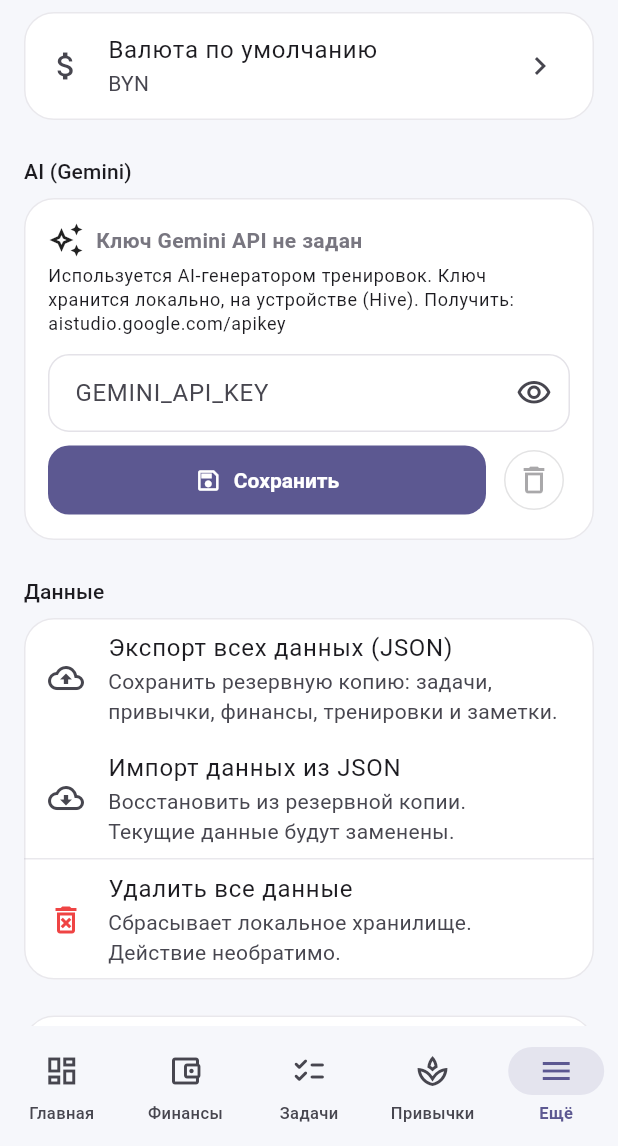
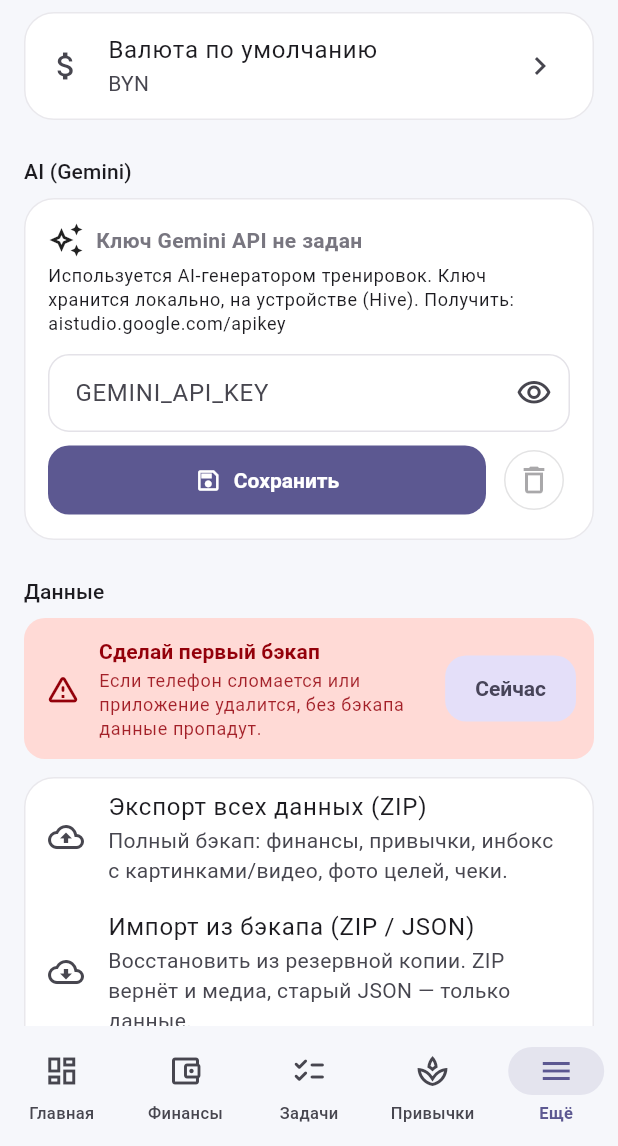
Before and after one commit to P1043412198/vibetracker2, a Flutter app: the SettingsPage screen opened by its route, scrolled down 424 dp, on a phone screen of 412 x 824 dp, the part 90-1236 px from its top. Run offline on Flutter 3.47's test engine with Material 3 defaults, Android fonts, the phone set to English and light mode, and no system bars; our stand-ins replace camera, file_picker, fl_chart, flutter_local_notifications, flutter_riverpod, flutter_timezone and 6 more; missing offline and left inert: google_mlkit_pose_detection, google_mlkit_text_recognition; accounts and stored records are empty.

Commit message:
feat(backup): ZIP-бэкап с медиа + Android Auto Backup + банер-напоминалка
Закрываю три дырки в сохранности данных, обнаруженные после фидбека
'что бы не произошло, что в один момент все данные пропадут':

1) Android Auto Backup в Google Drive юзера. AndroidManifest получил
   android:allowBackup=true + android:fullBackupOnly=true и две схемы
   правил - res/xml/full_backup_content.xml для Android 11- и
   res/xml/data_extraction_rules.xml для Android 12+. Включена
   приватная папка приложения (Hive + media), исключены кэши.
   Если юзер вошёл в Google и переустановил приложение - данные
   подтянутся автоматически.

2) BackupService теперь упаковывает в ZIP, а не в JSON: data.json в
   корне (Hive snapshot v2) + папки inbox_media/, photos/, receipts/
   с реальными файлами. Импорт принимает и ZIP, и старый JSON
   (backward-compat). Зловредные ZIP с путями вне доверенных папок
   игнорируются. Settings обновлён: 'Экспорт всех данных (ZIP)' /
   'Импорт из бэкапа (ZIP / JSON)'.

3) Баннер 'Сделай первый бэкап' / 'Последний бэкап X дн. назад' над
   секцией данных в Settings, с кнопкой 'Сейчас' прямо на баннере.
   Цвет красный после 14 дней без бэкапа, иначе нейтральный. Время
   последнего экспорта пишется в Hive (_meta_lastBackupAt).

Tests:
* test/services/backup_service_test.dart - 4 кейса:
  ZIP roundtrip с media / legacy JSON parse / отсутствие data.json /
  guard от path traversal.
* flutter test: 53/53 passing.
* flutter analyze: 15 pre-existing info-level, новых нет.

Зависимость: добавлен archive: ^3.6.1.

Co-Authored-By: Devin AI <158243242+devin-ai-integration[bot]@users.noreply.github.com>

```diff
--- a/flutter_app/lib/features/settings/settings_page.dart
+++ b/flutter_app/lib/features/settings/settings_page.dart
@@ -185,14 +185,15 @@ class SettingsPage extends ConsumerWidget {
           const SizedBox(height: 24),
           Text(t.settingsData, style: Theme.of(context).textTheme.labelLarge),
           const SizedBox(height: 8),
+          const _BackupReminderBanner(),
           Card(
             child: Column(
               children: [
                 ListTile(
                   leading: const Icon(Icons.cloud_upload_outlined),
-                  title: const Text('Экспорт всех данных (JSON)'),
+                  title: const Text('Экспорт всех данных (ZIP)'),
                   subtitle: const Text(
-                      'Сохранить резервную копию: задачи, привычки, финансы, тренировки и заметки.'),
+                      'Полный бэкап: финансы, привычки, инбокс с картинками/видео, фото целей, чеки.'),
                   onTap: () async {
                     try {
                       final path = await BackupService.exportToFile();
@@ -214,9 +215,9 @@ class SettingsPage extends ConsumerWidget {
                 ),
                 ListTile(
                   leading: const Icon(Icons.cloud_download_outlined),
-                  title: const Text('Импорт данных из JSON'),
+                  title: const Text('Импорт из бэкапа (ZIP / JSON)'),
                   subtitle: const Text(
-                      'Восстановить из резервной копии. Текущие данные будут заменены.'),
+                      'Восстановить из резервной копии. ZIP вернёт и медиа, старый JSON — только данные.'),
                   onTap: () async {
                     final mode = await showDialog<bool>(
                       context: context,
@@ -455,3 +456,110 @@ class _GeminiKeyTileState extends ConsumerState<_GeminiKeyTile> {
     );
   }
 }
+
+class _BackupReminderBanner extends StatefulWidget {
+  const _BackupReminderBanner();
+
+  @override
+  State<_BackupReminderBanner> createState() => _BackupReminderBannerState();
+}
+
+class _BackupReminderBannerState extends State<_BackupReminderBanner> {
+  bool _busy = false;
+
+  @override
+  Widget build(BuildContext context) {
+    final last = BackupService.lastExportAt();
+    final now = DateTime.now();
+    final daysSince = last == null ? null : now.difference(last).inDays;
+    final overdue = daysSince == null || daysSince >= 14;
+
+    final scheme = Theme.of(context).colorScheme;
+    final cs = overdue ? scheme.errorContainer : scheme.secondaryContainer;
+    final fg = overdue ? scheme.onErrorContainer : scheme.onSecondaryContainer;
+
+    final String headline;
+    final String subline;
+    if (last == null) {
+      headline = 'Сделай первый бэкап';
+      subline =
+          'Если телефон сломается или приложение удалится, без бэкапа данные пропадут.';
+    } else if (overdue) {
+      headline = 'Последний бэкап $daysSince дн. назад';
+      subline = 'Стоит сделать новый — добавь привычку раз в 1–2 недели.';
+    } else {
+      headline = 'Бэкап в порядке';
+      subline = 'Последний экспорт $daysSince дн. назад.';
+    }
+
+    return Container(
+      margin: const EdgeInsets.only(bottom: 12),
+      padding: const EdgeInsets.fromLTRB(14, 12, 12, 12),
+      decoration: BoxDecoration(
+        color: cs,
+        borderRadius: BorderRadius.circular(14),
+      ),
+      child: Row(
+        crossAxisAlignment: CrossAxisAlignment.center,
+        children: [
+          Icon(
+            overdue ? Icons.warning_amber_rounded : Icons.verified_outlined,
+            color: fg,
+          ),
+          const SizedBox(width: 12),
+          Expanded(
+            child: Column(
+              crossAxisAlignment: CrossAxisAlignment.start,
+              children: [
+                Text(
+                  headline,
+                  style: Theme.of(context)
+                      .textTheme
+                      .titleSmall
+                      ?.copyWith(color: fg, fontWeight: FontWeight.w600),
+                ),
+                if (subline.isNotEmpty) ...[
+                  const SizedBox(height: 2),
+                  Text(
+                    subline,
+                    style: Theme.of(context)
+                        .textTheme
+                        .bodySmall
+                        ?.copyWith(color: fg.withValues(alpha: 0.85)),
+                  ),
+                ],
+              ],
+            ),
+          ),
+          const SizedBox(width: 8),
+          FilledButton.tonal(
+            onPressed: _busy
+                ? null
+                : () async {
+                    setState(() => _busy = true);
+                    final messenger = ScaffoldMessenger.of(context);
+                    try {
+                      await BackupService.exportToFile();
+                    } catch (e) {
+                      if (mounted) {
+                        messenger.showSnackBar(
+                          SnackBar(content: Text('Бэкап не удался: $e')),
+                        );
+                      }
+                    } finally {
+                      if (mounted) setState(() => _busy = false);
+                    }
+                  },
+            child: _busy
+                ? const SizedBox(
+                    height: 16,
+                    width: 16,
+                    child: CircularProgressIndicator(strokeWidth: 2),
+                  )
+                : const Text('Сейчас'),
+          ),
+        ],
+      ),
+    );
+  }
+}
--- a/flutter_app/pubspec.yaml
+++ b/flutter_app/pubspec.yaml
@@ -56,6 +56,9 @@ dependencies:
   # Phase 8: Passwords & TOTP
   crypto: ^3.0.6
 
+  # Data safety: ZIP-archive backup with media files alongside Hive JSON
+  archive: ^3.6.1
+
   # Phase 13: open YouTube/article links + JSON backup file picker
   url_launcher: ^6.3.1
   file_picker: ^8.1.4
```
Also changed, not shown: flutter_app/lib/services/backup_service.dart (+146 -31 lines), flutter_app/pubspec.lock, 4 other files.
